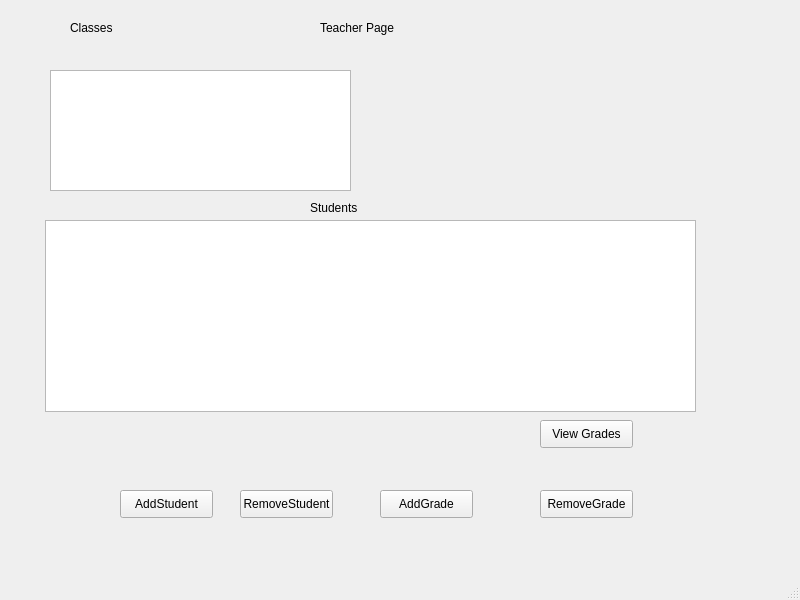
The window that teacher.ui (shampun/Student-UI-Database) describes before a commit, drawn with Qt 5.
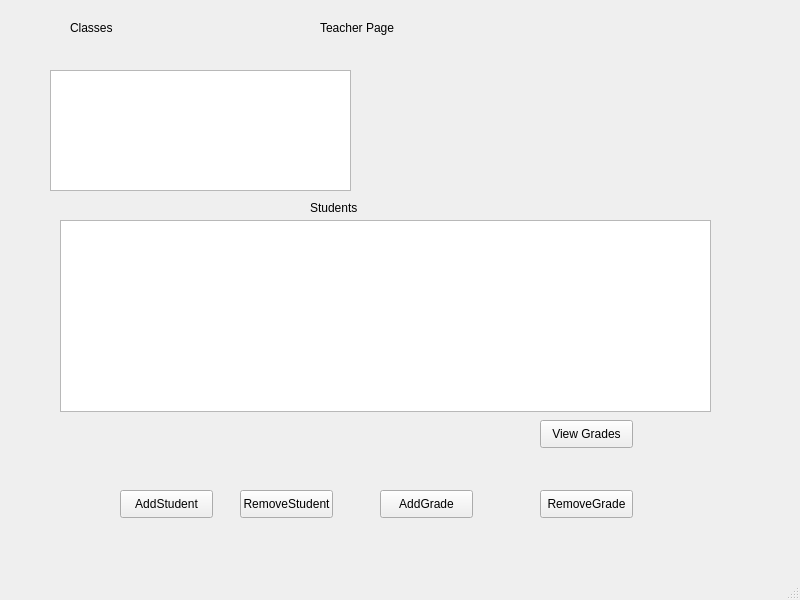
The same window after the commit.

What changed in the file:
```diff
--- a/teacher.ui
+++ b/teacher.ui
@@ -27,7 +27,7 @@
      <widget class="QListWidget" name="listWidget_2">
       <property name="geometry">
        <rect>
-        <x>5</x>
+        <x>20</x>
         <y>100</y>
         <width>651</width>
         <height>192</height>
```
